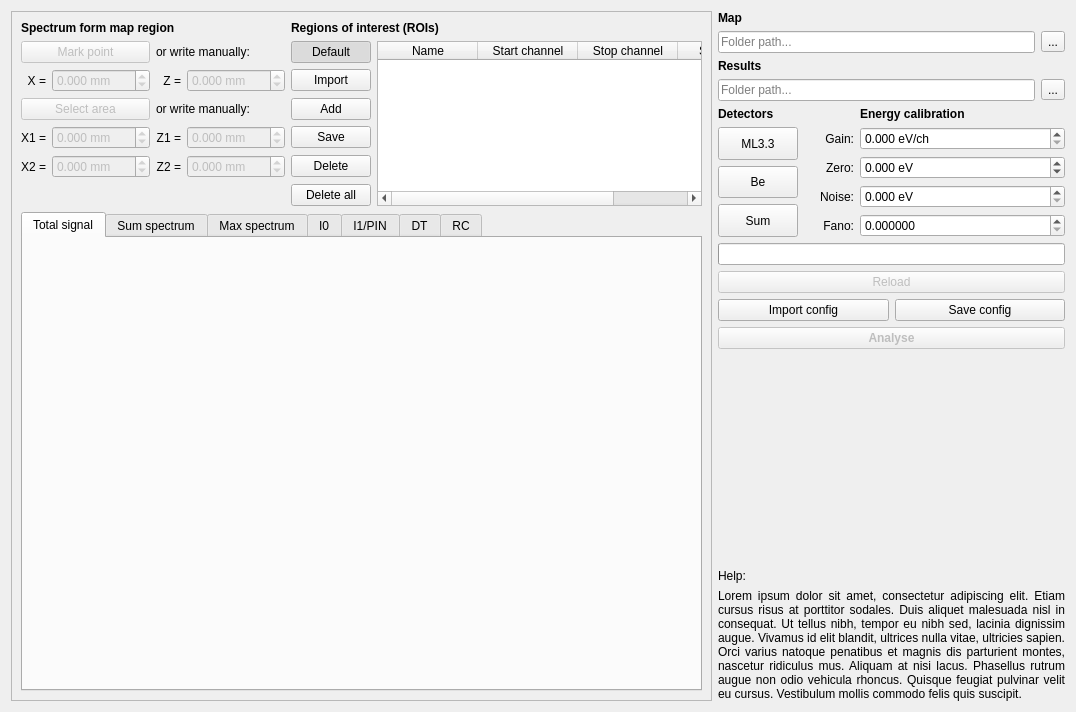
Before: the Qt Designer form single.ui in pfilipl/PolyX-XRF-Data-Analyser, drawn with Qt 5.
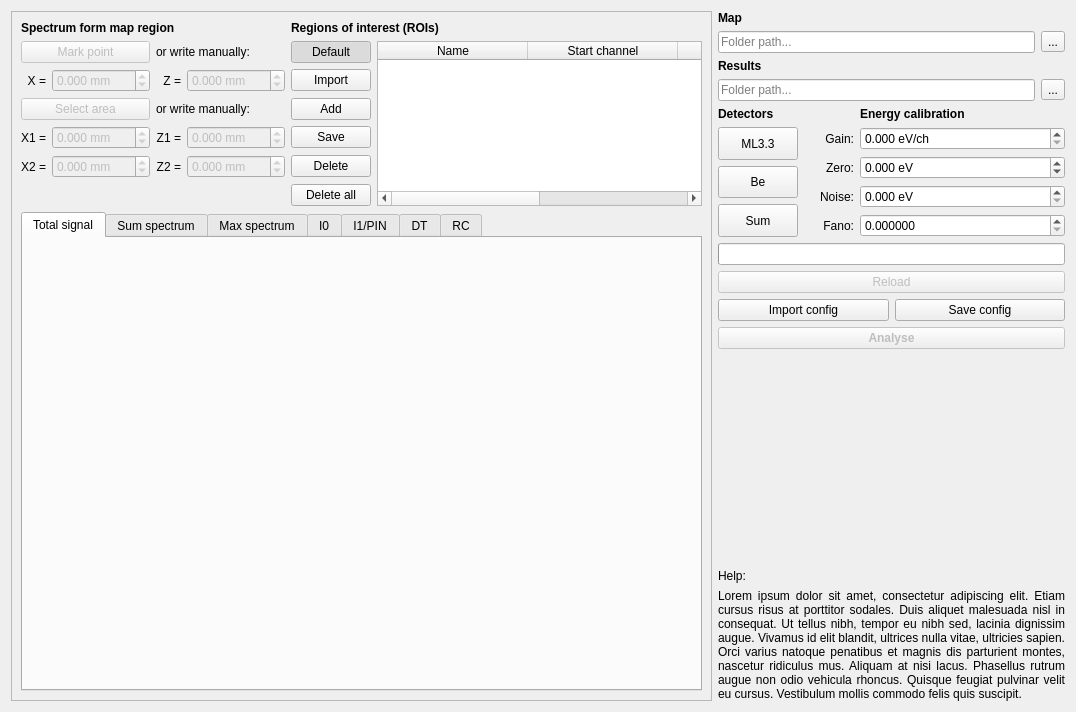
After: the same form once the commit is applied. Custom widgets are drawn as their Qt base class.

Commit message: Ploting and analysing ROIs with sum factor

Diff of the .ui file:
```diff
--- a/single.ui
+++ b/single.ui
@@ -394,6 +394,12 @@
           <property name="showGrid">
            <bool>true</bool>
           </property>
+          <attribute name="horizontalHeaderDefaultSectionSize">
+           <number>150</number>
+          </attribute>
+          <attribute name="horizontalHeaderStretchLastSection">
+           <bool>true</bool>
+          </attribute>
           <column>
            <property name="text">
             <string>Name</string>
@@ -411,7 +417,7 @@
           </column>
           <column>
            <property name="text">
-            <string>Sum factor</string>
+            <string>Sum factor [Be/ML3.3]</string>
            </property>
           </column>
          </widget>
```
The commit also changes 7 other files.
